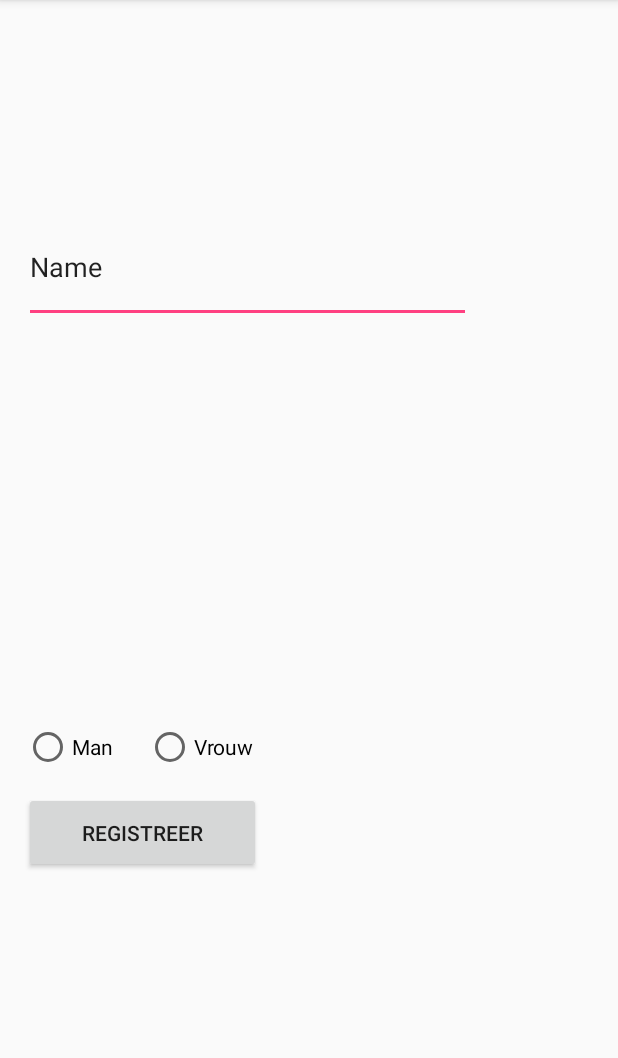
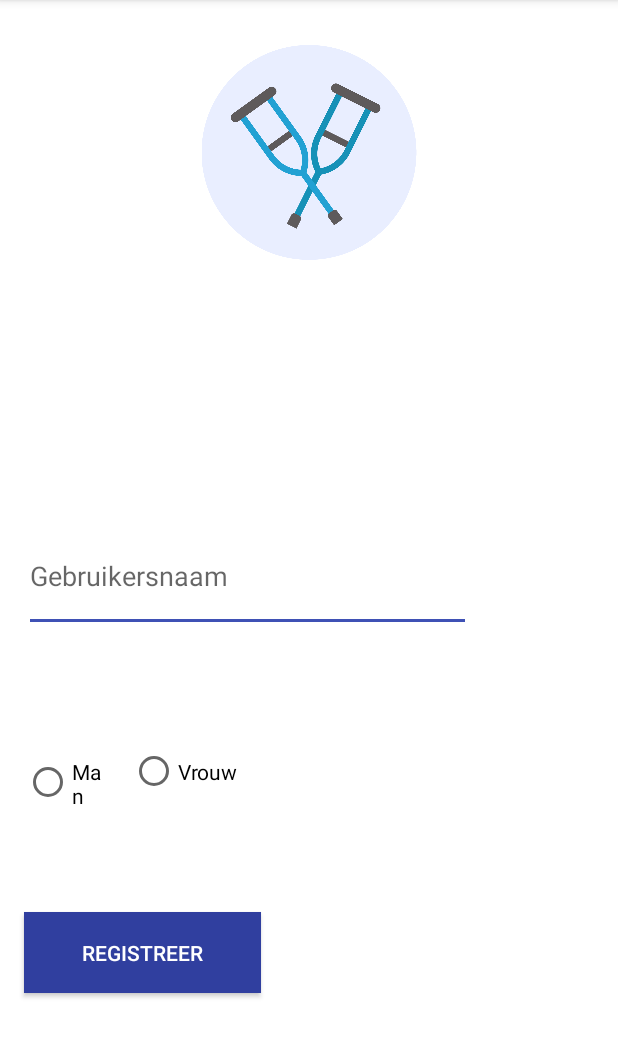
Before and after one commit to johnbaaij/ipmedt-4, an Android app: the screen it shows after launch (LoginActivity), on a phone screen of 412 x 824 dp, the part 84-1142 px from its top. Run offline under Robolectric (Android 15) with nearby library versions, the phone set to English and light mode, and no system bars.

Commit message:
Registratie menu aangepast, Kleuren veranderd + image toegevoegd

```diff
--- a/app/build.gradle
+++ b/app/build.gradle
@@ -30,4 +30,5 @@ dependencies {
     compile 'com.android.support:support-vector-drawable:25.3.1'
     compile 'com.android.support.constraint:constraint-layout:1.0.2'
     testCompile 'junit:junit:4.12'
+    compile 'com.android.support:cardview-v7:25.3.1'
 }
--- /dev/null
+++ b/app/src/main/res/layout-xlarge/activity_login.xml
@@ -0,0 +1,68 @@
+<?xml version="1.0" encoding="utf-8"?>
+<android.support.constraint.ConstraintLayout xmlns:android="http://schemas.android.com/apk/res/android"
+    xmlns:app="http://schemas.android.com/apk/res-auto"
+    xmlns:tools="http://schemas.android.com/tools"
+    android:layout_width="match_parent"
+    android:layout_height="match_parent"
+    tools:context="com.b_healty.john.prototype1.LoginActivity">
+
+    <RadioButton
+        android:id="@+id/radioButtonV"
+        android:layout_width="78dp"
+        android:layout_height="33dp"
+        android:layout_marginBottom="13dp"
+        android:layout_marginStart="81dp"
+        android:layout_marginTop="10dp"
+        android:checked="false"
+        android:text="Vrouw"
+        app:layout_constraintBottom_toTopOf="@+id/button"
+        app:layout_constraintLeft_toLeftOf="@+id/editText2"
+        app:layout_constraintTop_toBottomOf="@+id/editText2"
+        tools:layout_constraintBottom_creator="1"
+        tools:layout_constraintLeft_creator="1"
+        tools:layout_constraintTop_creator="1"
+        android:layout_marginLeft="81dp"
+        app:layout_constraintVertical_bias="1.0" />
+
+    <Button
+        android:id="@+id/button"
+        android:layout_width="158dp"
+        android:layout_height="54dp"
+        android:layout_marginBottom="186dp"
+        android:layout_marginLeft="16dp"
+        android:layout_marginStart="16dp"
+        android:text="Registreer"
+        app:layout_constraintBottom_toBottomOf="parent"
+        app:layout_constraintLeft_toLeftOf="parent"
+        tools:layout_constraintBottom_creator="1"
+        tools:layout_constraintLeft_creator="1" />
+
+    <EditText
+        android:id="@+id/editText2"
+        android:layout_width="298dp"
+        android:layout_height="74dp"
+        android:layout_marginLeft="16dp"
+        android:layout_marginStart="16dp"
+        android:layout_marginTop="141dp"
+        android:ems="10"
+        android:inputType="textPersonName"
+        android:text="Name"
+        app:layout_constraintLeft_toLeftOf="parent"
+        app:layout_constraintTop_toTopOf="parent"
+        tools:layout_constraintLeft_creator="1"
+        tools:layout_constraintTop_creator="1" />
+
+    <RadioButton
+        android:id="@+id/radioButtonM"
+        android:layout_width="0dp"
+        android:layout_height="33dp"
+        android:checked="false"
+        android:text="Man"
+        app:layout_constraintRight_toLeftOf="@+id/radioButtonV"
+        tools:layout_constraintRight_creator="1"
+        android:layout_marginEnd="9dp"
+        app:layout_constraintBaseline_toBaselineOf="@+id/radioButtonV"
+        tools:layout_constraintBaseline_creator="1"
+        tools:layout_constraintLeft_creator="1"
+        app:layout_constraintLeft_toLeftOf="@+id/editText2" />
+</android.support.constraint.ConstraintLayout>
--- a/app/src/main/res/layout/activity_login.xml
+++ b/app/src/main/res/layout/activity_login.xml
@@ -4,65 +4,83 @@
     xmlns:tools="http://schemas.android.com/tools"
     android:layout_width="match_parent"
     android:layout_height="match_parent"
-    tools:context="com.b_healty.john.prototype1.LoginActivity">
+    android:background="#FFFFFF"
+    tools:context="com.b_healty.john.prototype1.LoginActivity"
+    tools:layout_editor_absoluteY="81dp"
+    tools:layout_editor_absoluteX="0dp">
+
+    <EditText
+        android:id="@+id/editText2"
+        android:layout_width="298dp"
+        android:layout_height="74dp"
+        android:ems="10"
+        android:hint="Gebruikersnaam"
+        android:inputType="textPersonName"
+        android:singleLine="false"
+        tools:layout_constraintTop_creator="1"
+        tools:layout_constraintRight_creator="1"
+        tools:layout_constraintBottom_creator="1"
+        app:layout_constraintBottom_toBottomOf="parent"
+        app:layout_constraintRight_toRightOf="@+id/radioButtonV"
+        tools:layout_constraintLeft_creator="1"
+        app:layout_constraintTop_toTopOf="parent"
+        app:layout_constraintLeft_toRightOf="@+id/radioButtonV" />
 
     <RadioButton
         android:id="@+id/radioButtonV"
         android:layout_width="78dp"
+        android:layout_height="0dp"
+        android:text="Vrouw"
+        tools:layout_constraintTop_creator="1"
+        tools:layout_constraintRight_creator="1"
+        tools:layout_constraintBottom_creator="1"
+        app:layout_constraintBottom_toTopOf="@+id/button"
+        android:layout_marginEnd="9dp"
+        app:layout_constraintRight_toRightOf="@+id/button"
+        android:layout_marginTop="13dp"
+        app:layout_constraintTop_toBottomOf="@+id/editText2"
+        android:layout_marginBottom="14dp" />
+
+    <RadioButton
+        android:id="@+id/radioButtonM"
+        android:layout_width="0dp"
         android:layout_height="33dp"
-        android:layout_marginBottom="13dp"
-        android:layout_marginStart="81dp"
-        android:layout_marginTop="10dp"
+        android:layout_marginEnd="12dp"
         android:checked="false"
-        android:text="Vrouw"
-        app:layout_constraintBottom_toTopOf="@+id/button"
-        app:layout_constraintLeft_toLeftOf="@+id/editText2"
-        app:layout_constraintTop_toBottomOf="@+id/editText2"
-        tools:layout_constraintBottom_creator="1"
+        android:text="Man"
+        app:layout_constraintRight_toLeftOf="@+id/radioButtonV"
+        tools:layout_constraintRight_creator="1"
+        android:layout_marginStart="16dp"
+        app:layout_constraintBaseline_toBaselineOf="@+id/radioButtonV"
+        tools:layout_constraintBaseline_creator="1"
         tools:layout_constraintLeft_creator="1"
-        tools:layout_constraintTop_creator="1"
-        android:layout_marginLeft="81dp"
-        app:layout_constraintVertical_bias="1.0" />
+        app:layout_constraintLeft_toLeftOf="parent" />
 
     <Button
         android:id="@+id/button"
         android:layout_width="158dp"
         android:layout_height="54dp"
-        android:layout_marginBottom="186dp"
-        android:layout_marginLeft="16dp"
         android:layout_marginStart="16dp"
+        android:background="?attr/actionModeSplitBackground"
         android:text="Registreer"
+        android:textColor="@android:color/white"
+        tools:layout_constraintBottom_creator="1"
         app:layout_constraintBottom_toBottomOf="parent"
+        tools:layout_constraintLeft_creator="1"
+        android:layout_marginBottom="106dp"
+        app:layout_constraintLeft_toLeftOf="parent" />
+
+    <ImageView
+        android:id="@+id/imageView4"
+        android:layout_width="153dp"
+        android:layout_height="143dp"
+        app:srcCompat="@drawable/krukkenIcon"
+        tools:layout_constraintTop_creator="1"
+        tools:layout_constraintRight_creator="1"
+        app:layout_constraintRight_toRightOf="parent"
+        android:layout_marginTop="30dp"
+        tools:layout_constraintLeft_creator="1"
         app:layout_constraintLeft_toLeftOf="parent"
-        tools:layout_constraintBottom_creator="1"
-        tools:layout_constraintLeft_creator="1" />
+        app:layout_constraintTop_toTopOf="parent" />
 
-    <EditText
-        android:id="@+id/editText2"
-        android:layout_width="298dp"
-        android:layout_height="74dp"
-        android:layout_marginLeft="16dp"
-        android:layout_marginStart="16dp"
-        android:layout_marginTop="141dp"
-        android:ems="10"
-        android:inputType="textPersonName"
-        android:text="Name"
-        app:layout_constraintLeft_toLeftOf="parent"
-        app:layout_constraintTop_toTopOf="parent"
-        tools:layout_constraintLeft_creator="1"
-        tools:layout_constraintTop_creator="1" />
-
-    <RadioButton
-        android:id="@+id/radioButtonM"
-        android:layout_width="0dp"
-        android:layout_height="33dp"
-        android:checked="false"
-        android:text="Man"
-        app:layout_constraintRight_toLeftOf="@+id/radioButtonV"
-        tools:layout_constraintRight_creator="1"
-        android:layout_marginEnd="9dp"
-        app:layout_constraintBaseline_toBaselineOf="@+id/radioButtonV"
-        tools:layout_constraintBaseline_creator="1"
-        tools:layout_constraintLeft_creator="1"
-        app:layout_constraintLeft_toLeftOf="@+id/editText2" />
 </android.support.constraint.ConstraintLayout>
--- a/app/src/main/res/values/colors.xml
+++ b/app/src/main/res/values/colors.xml
@@ -2,5 +2,5 @@
 <resources>
     <color name="colorPrimary">#3F51B5</color>
     <color name="colorPrimaryDark">#303F9F</color>
-    <color name="colorAccent">#FF4081</color>
+    <color name="colorAccent">#3F51B5</color>
 </resources>
```
Also changed, not shown: app/src/main/res/drawable/brokenBoneIcon.png (added), app/src/main/res/drawable/gipsvoet3.png (added), app/src/main/res/drawable/krukkenIcon.png (added).
